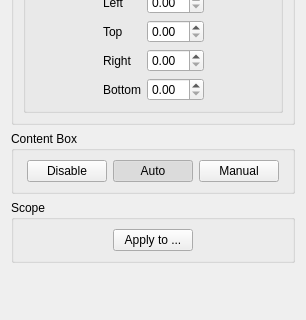
Before: the Qt Designer form filters/select_content/ui/SelectContentOptionsWidget.ui in ImageProcessing-ElectronicPublications/scantailor-deviant, drawn with Qt 5; both pictures show x 0 to 306 and y 150 to 470 of the 306 by 470 pixel window.
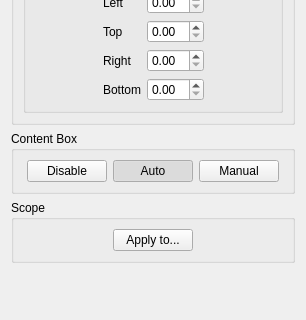
After: the same form once the commit is applied.

Patch:
```diff
--- a/filters/select_content/ui/SelectContentOptionsWidget.ui
+++ b/filters/select_content/ui/SelectContentOptionsWidget.ui
@@ -256,7 +256,7 @@
         <item>
          <widget class="QPushButton" name="applyToBtn">
           <property name="text">
-           <string>Apply to ...</string>
+           <string>Apply to...</string>
           </property>
          </widget>
         </item>
```
